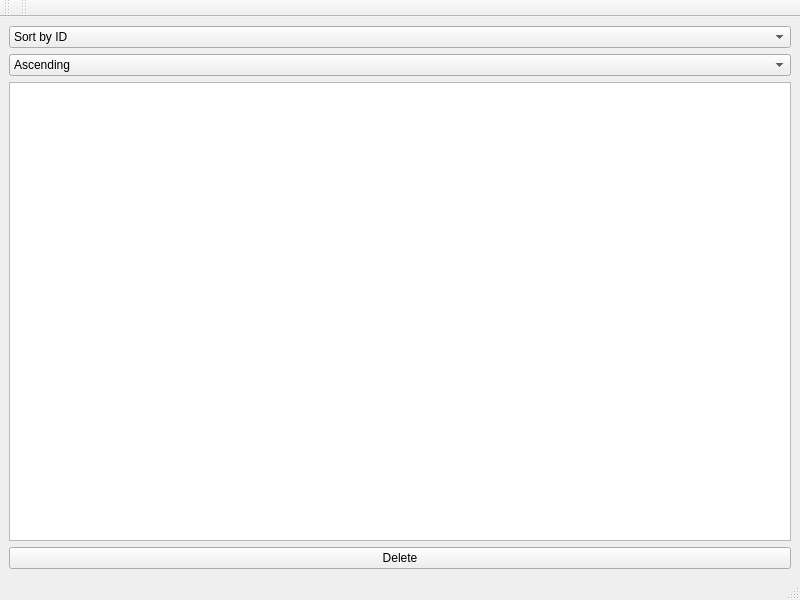
Before: the Qt Designer form mainwindow.ui in CIoudkicker/TelephoneBook_1, drawn with Qt 5.
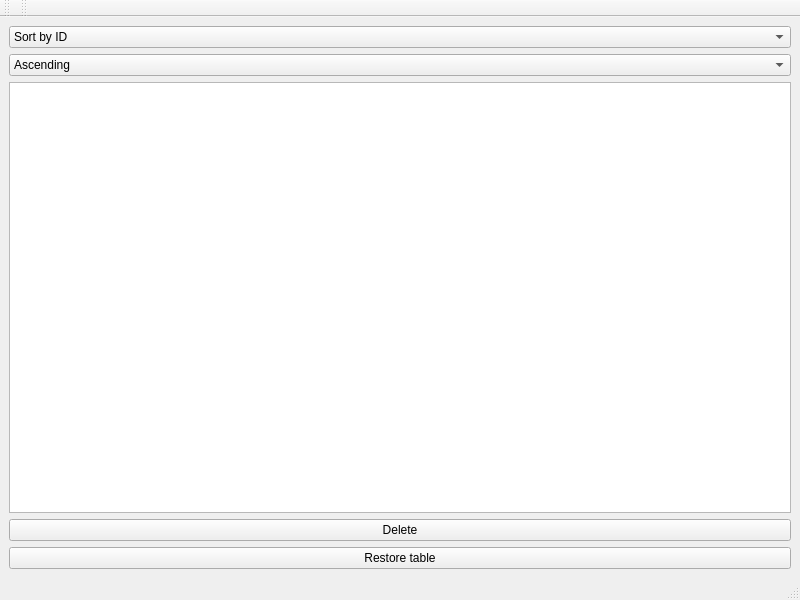
After: the same form once the commit is applied.

Diff of the .ui file:
```diff
--- a/mainwindow.ui
+++ b/mainwindow.ui
@@ -61,7 +61,29 @@
        </widget>
       </item>
       <item>
-       <widget class="QTableView" name="tableView"/>
+       <widget class="QTableView" name="tableView">
+        <property name="sizePolicy">
+         <sizepolicy hsizetype="Expanding" vsizetype="Expanding">
+          <horstretch>0</horstretch>
+          <verstretch>0</verstretch>
+         </sizepolicy>
+        </property>
+        <attribute name="horizontalHeaderCascadingSectionResizes">
+         <bool>true</bool>
+        </attribute>
+        <attribute name="horizontalHeaderHighlightSections">
+         <bool>false</bool>
+        </attribute>
+        <attribute name="horizontalHeaderShowSortIndicator" stdset="0">
+         <bool>false</bool>
+        </attribute>
+        <attribute name="horizontalHeaderStretchLastSection">
+         <bool>false</bool>
+        </attribute>
+        <attribute name="verticalHeaderCascadingSectionResizes">
+         <bool>false</bool>
+        </attribute>
+       </widget>
       </item>
       <item>
        <widget class="QPushButton" name="pushButton_Delete">
@@ -70,6 +92,13 @@
         </property>
        </widget>
       </item>
+      <item>
+       <widget class="QPushButton" name="pushButton_RestoreTable">
+        <property name="text">
+         <string>Restore table</string>
+        </property>
+       </widget>
+      </item>
      </layout>
     </item>
    </layout>
```
